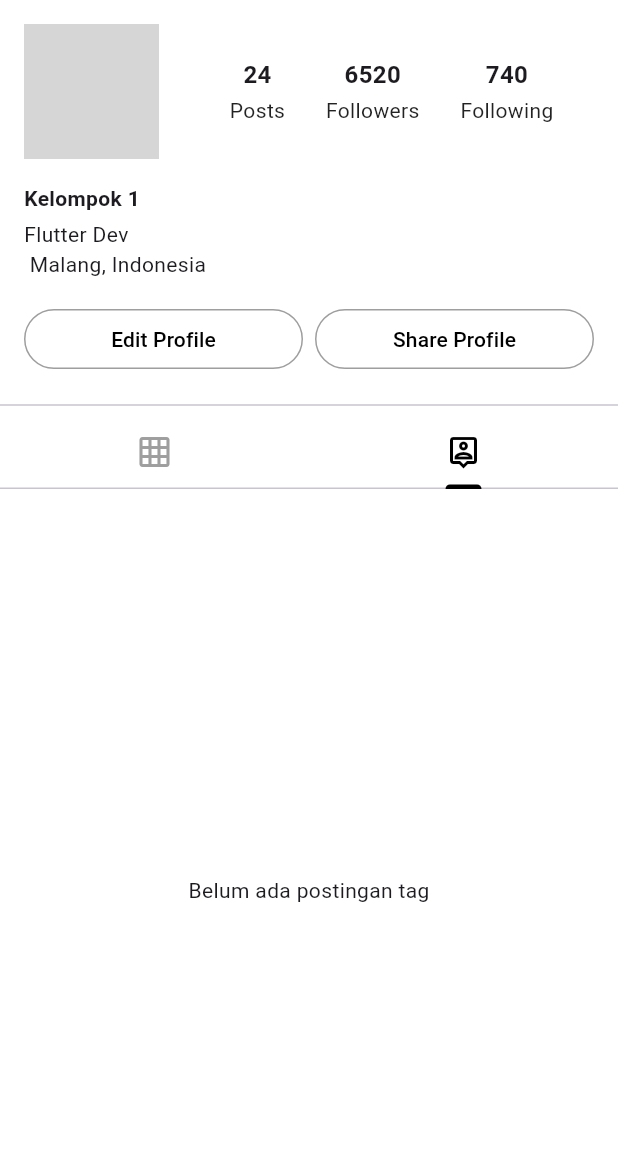
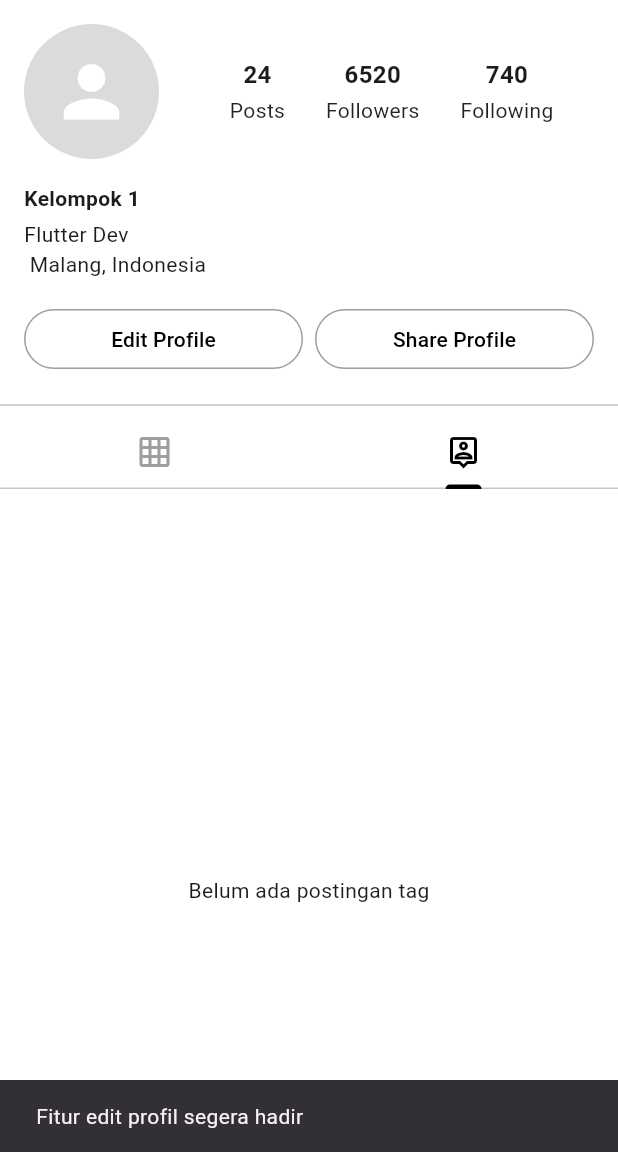
Before and after one commit to HijranMaulana/IT-INCUBATION_MOCAP_KELOMPOK_1, a Flutter app: the ProfileScreen screen opened directly, tab 2 chosen, after a tap on "Edit Profile", on a phone screen of 412 x 824 dp, the part 84-1236 px from its top. Run offline on Flutter 3.47's test engine with Material 3 defaults, Android fonts, the phone set to English and light mode, and no system bars; network calls fail; grey boxes are pictures that could not be loaded.

Commit message:
profile finishing

```diff
--- a/lib/models/post_model.dart
+++ b/lib/models/post_model.dart
@@ -75,7 +75,7 @@ class UserModel {
 UserModel dummyUser = UserModel(
   username: "mocap.kelompok1",
   name: "Kelompok 1",
-  profileImage: "https://i.pravatar.cc/150?img=1",
+  profileImage: "",
   bio: "Flutter Dev\n Malang, Indonesia",
   posts: 24,
   followers: 6520,
--- a/lib/widgets/profile_screen.dart
+++ b/lib/widgets/profile_screen.dart
@@ -1,9 +1,23 @@
 import 'package:flutter/material.dart';
 import '../models/post_model.dart';
 import '../widgets/profile_stats.dart';
+import '../screens/post_detail_screen.dart';
 
 class ProfileScreen extends StatelessWidget {
   const ProfileScreen({super.key});
+
+  // Ubah dummyGridImages jadi PostModel lengkap, biar bisa dibuka di PostDetailScreen
+  List<PostModel> get _profilePosts => List.generate(
+        dummyGridImages.length,
+        (index) => PostModel(
+          username: dummyUser.username,
+          userImage: dummyUser.profileImage,
+          postImage: dummyGridImages[index],
+          caption: "Postingan ke-${index + 1} dari ${dummyUser.name}",
+          likes: (index + 1) * 23,
+          isVerified: dummyUser.isVerified,
+        ),
+      );
 
   @override
   Widget build(BuildContext context) {
@@ -13,9 +27,18 @@ class ProfileScreen extends StatelessWidget {
         appBar: AppBar(
           backgroundColor: Colors.white,
           elevation: 0.5,
-          title: Text(
+          title: Row(
+            mainAxisSize: MainAxisSize.min,
+            children: [
+              Text(
                 dummyUser.username,
                 style: const TextStyle(color: Colors.black, fontWeight: FontWeight.bold),
+              ),
+              if (dummyUser.isVerified) ...[
+                const SizedBox(width: 4),
+                const Icon(Icons.verified, color: Colors.blue, size: 18),
+              ],
+            ],
           ),
           actions: [
             IconButton(
@@ -35,7 +58,16 @@ class ProfileScreen extends StatelessWidget {
                   children: [
                     CircleAvatar(
                       radius: 45,
-                      backgroundImage: NetworkImage(dummyUser.profileImage),
+                      backgroundColor: const Color(0xFFDBDBDB),
+                      backgroundImage: dummyUser.profileImage.isEmpty
+                            ? null
+                            : NetworkImage(dummyUser.profileImage),
+                      onBackgroundImageError: dummyUser.profileImage.isEmpty
+                            ? null
+                            : (exception, stackTrace) {},
+                      child: dummyUser.profileImage.isEmpty
+                              ? const Icon(Icons.person, size: 55, color: Colors.white)
+                              : null,
                     ),
                     const SizedBox(width: 20),
                     Expanded(
@@ -55,9 +87,17 @@ class ProfileScreen extends StatelessWidget {
                 child: Column(
                   crossAxisAlignment: CrossAxisAlignment.start,
                   children: [
+                    Row(
+                      children: [
                         Text(
                           dummyUser.name,
                           style: const TextStyle(fontWeight: FontWeight.bold),
+                        ),
+                        if (dummyUser.isVerified) ...[
+                          const SizedBox(width: 4),
+                          const Icon(Icons.verified, color: Colors.blue, size: 16),
+                        ],
+                      ],
                     ),
                     const SizedBox(height: 4),
                     Text(dummyUser.bio),
@@ -74,7 +114,11 @@ class ProfileScreen extends StatelessWidget {
                   children: [
                     Expanded(
                       child: OutlinedButton(
-                        onPressed: () {},
+                        onPressed: () {
+                          ScaffoldMessenger.of(context).showSnackBar(
+                            const SnackBar(content: Text("Fitur edit profil segera hadir")),
+                          );
+                        },
                         style: OutlinedButton.styleFrom(
                           foregroundColor: Colors.black,
                           side: const BorderSide(color: Colors.grey),
@@ -85,7 +129,11 @@ class ProfileScreen extends StatelessWidget {
                     const SizedBox(width: 8),
                     Expanded(
                       child: OutlinedButton(
-                        onPressed: () {},
+                        onPressed: () {
+                          ScaffoldMessenger.of(context).showSnackBar(
+                            const SnackBar(content: Text("Link profil disalin")),
+                          );
+                        },
                         style: OutlinedButton.styleFrom(
                           foregroundColor: Colors.black,
                           side: const BorderSide(color: Colors.grey),
@@ -113,10 +161,10 @@ class ProfileScreen extends StatelessWidget {
 
               // Grid foto — pakai SizedBox dengan tinggi manual karena di dalam SingleChildScrollView
               SizedBox(
-                height: MediaQuery.of(context).size.width * 1.3, // perkiraan tinggi grid
+                height: MediaQuery.of(context).size.width * 1.3,
                 child: TabBarView(
                   children: [
-                    // Tab 1: Grid postingan
+                    // Tab 1: Grid postingan (sekarang bisa di-tap)
                     GridView.builder(
                       padding: const EdgeInsets.all(2),
                       gridDelegate: const SliverGridDelegateWithFixedCrossAxisCount(
@@ -126,9 +174,35 @@ class ProfileScreen extends StatelessWidget {
                       ),
                       itemCount: dummyGridImages.length,
                       itemBuilder: (context, index) {
-                        return Image.network(
+                        return GestureDetector(
+                          onTap: () {
+                            Navigator.of(context).push(
+                              MaterialPageRoute(
+                                builder: (context) => PostDetailScreen(
+                                  posts: _profilePosts,
+                                  initialIndex: index,
+                                ),
+                              ),
+                            );
+                          },
+                          child: Image.network(
                             dummyGridImages[index],
                             fit: BoxFit.cover,
+                            loadingBuilder: (context, child, progress) {
+                              if (progress == null) return child;
+                              return Container(color: Colors.grey[200]);
+                            },
+                            errorBuilder: (context, error, stackTrace) {
+                              return Container(
+                                color: Colors.grey[200],
+                                child: const Icon(
+                                  Icons.image_not_supported_outlined,
+                                  color: Colors.grey,
+                                  size: 20,
+                                ),
+                              );
+                            },
+                          ),
                         );
                       },
                     ),
```
Lines whose indentation alone changed are shown as unchanged.
